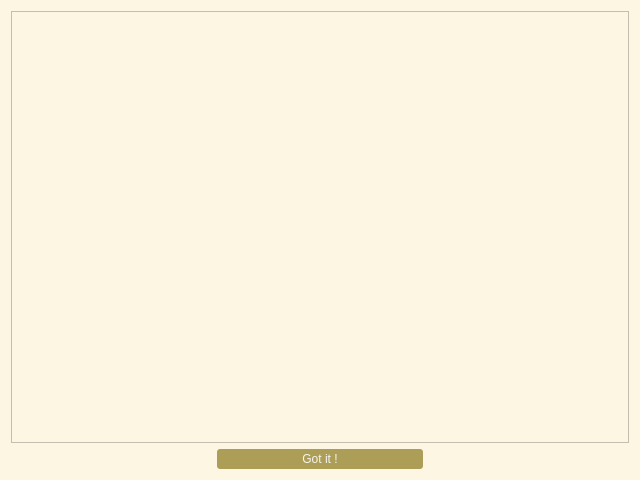
This is src/dialog.ui in parker-int64/QTCalibrate as Qt 5 draws it before an edit. The edited form follows.
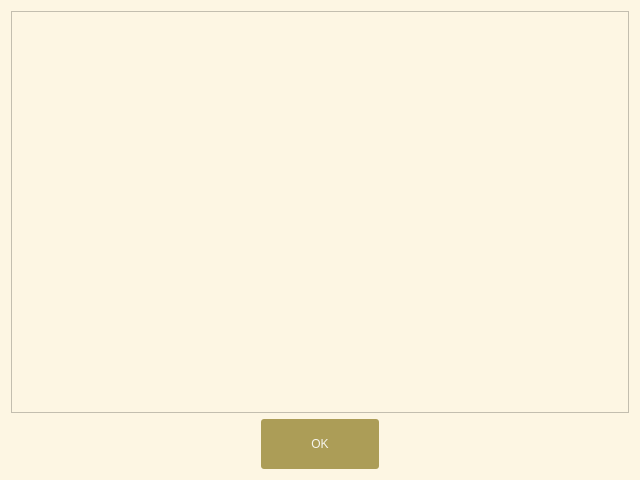
This is the edited form.

What changed in the file:
```diff
--- a/src/dialog.ui
+++ b/src/dialog.ui
@@ -28,49 +28,19 @@
   <property name="styleSheet">
    <string notr="true">background-color: rgb(253, 246, 227);</string>
   </property>
-  <layout class="QVBoxLayout" name="verticalLayout">
-   <item>
-    <layout class="QVBoxLayout" name="verticalLayout_2">
-     <item>
-      <layout class="QVBoxLayout" name="verticalLayout_3">
-       <item>
-        <widget class="QTextBrowser" name="textBrowser">
-         <property name="styleSheet">
-          <string notr="true">font: 75 12pt &quot;Microsoft YaHei UI&quot;;</string>
-         </property>
-        </widget>
-       </item>
-      </layout>
-     </item>
-    </layout>
-   </item>
-   <item>
-    <layout class="QHBoxLayout" name="horizontalLayout">
-     <item>
-      <spacer name="horizontalSpacer">
-       <property name="orientation">
-        <enum>Qt::Horizontal</enum>
-       </property>
-       <property name="sizeHint" stdset="0">
-        <size>
-         <width>40</width>
-         <height>20</height>
-        </size>
-       </property>
-      </spacer>
-     </item>
-     <item>
+  <layout class="QGridLayout" name="gridLayout">
+   <item row="2" column="2">
       <widget class="QPushButton" name="pushButton">
        <property name="sizePolicy">
-        <sizepolicy hsizetype="Expanding" vsizetype="Preferred">
+      <sizepolicy hsizetype="Maximum" vsizetype="Expanding">
          <horstretch>0</horstretch>
          <verstretch>0</verstretch>
         </sizepolicy>
        </property>
        <property name="maximumSize">
         <size>
-         <width>400</width>
-         <height>80</height>
+       <width>300</width>
+       <height>50</height>
         </size>
        </property>
        <property name="styleSheet">
@@ -94,24 +64,16 @@
 }  </string>
        </property>
        <property name="text">
-        <string>Got it !</string>
+      <string>OK</string>
        </property>
       </widget>
      </item>
-     <item>
-      <spacer name="horizontalSpacer_2">
-       <property name="orientation">
-        <enum>Qt::Horizontal</enum>
-       </property>
-       <property name="sizeHint" stdset="0">
-        <size>
-         <width>40</width>
-         <height>20</height>
-        </size>
-       </property>
-      </spacer>
-     </item>
-    </layout>
+   <item row="0" column="0" colspan="5">
+    <widget class="QTextBrowser" name="textBrowser">
+     <property name="styleSheet">
+      <string notr="true">font: 75 12pt &quot;Microsoft YaHei UI&quot;;</string>
+     </property>
+    </widget>
    </item>
   </layout>
  </widget>
```
Left out of the diff: 19 changed lines with no effect on the pictures. Lines whose indentation alone changed are shown as unchanged.
